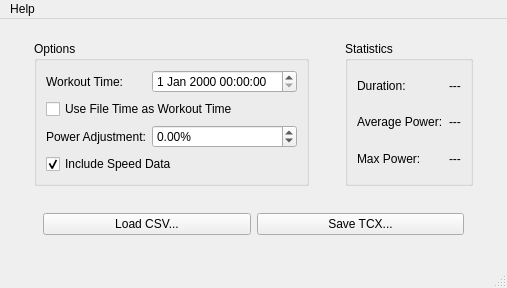
This is source/mainwindow.ui in j33433/MPowerTCX as Qt 5 draws it before an edit. The edited form follows.
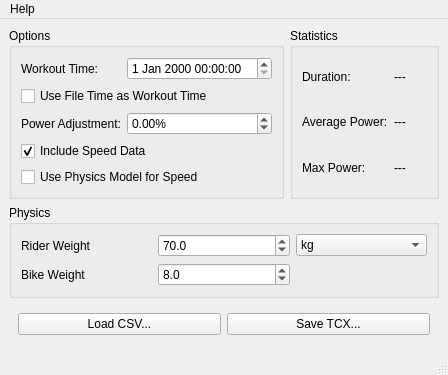
This is the edited form.

Commit message: partial physics model for speed

What changed in the file:
```diff
--- a/source/mainwindow.ui
+++ b/source/mainwindow.ui
@@ -6,8 +6,8 @@
    <rect>
     <x>0</x>
     <y>0</y>
-    <width>507</width>
-    <height>288</height>
+    <width>448</width>
+    <height>349</height>
    </rect>
   </property>
   <property name="windowTitle">
@@ -15,27 +15,7 @@
   </property>
   <widget class="QWidget" name="centralwidget">
    <layout class="QGridLayout" name="gridLayout_3">
-    <item row="3" column="1" colspan="3">
-     <widget class="QWidget" name="widget" native="true">
-      <layout class="QGridLayout" name="gridLayout_4">
-       <item row="0" column="0">
-        <widget class="QPushButton" name="loadButton">
-         <property name="text">
-          <string>Load CSV...</string>
-         </property>
-        </widget>
-       </item>
-       <item row="0" column="1">
-        <widget class="QPushButton" name="saveButton">
-         <property name="text">
-          <string>Save TCX...</string>
-         </property>
-        </widget>
-       </item>
-      </layout>
-     </widget>
-    </item>
-    <item row="1" column="3">
+    <item row="0" column="1">
      <widget class="QGroupBox" name="groupBox_2">
       <property name="title">
        <string>Statistics</string>
@@ -86,20 +66,40 @@
       </layout>
      </widget>
     </item>
-    <item row="1" column="4">
-     <spacer name="horizontalSpacer_3">
-      <property name="orientation">
-       <enum>Qt::Horizontal</enum>
-      </property>
-      <property name="sizeHint" stdset="0">
-       <size>
-        <width>40</width>
-        <height>20</height>
-       </size>
-      </property>
-     </spacer>
+    <item row="2" column="0" colspan="2">
+     <widget class="QWidget" name="widget" native="true">
+      <layout class="QGridLayout" name="gridLayout_4">
+       <item row="1" column="0">
+        <widget class="QPushButton" name="loadButton">
+         <property name="text">
+          <string>Load CSV...</string>
+         </property>
+        </widget>
+       </item>
+       <item row="1" column="1">
+        <widget class="QPushButton" name="saveButton">
+         <property name="text">
+          <string>Save TCX...</string>
+         </property>
+        </widget>
+       </item>
+       <item row="0" column="0">
+        <spacer name="verticalSpacer">
+         <property name="orientation">
+          <enum>Qt::Vertical</enum>
+         </property>
+         <property name="sizeHint" stdset="0">
+          <size>
+           <width>20</width>
+           <height>40</height>
+          </size>
+         </property>
+        </spacer>
+       </item>
+      </layout>
+     </widget>
     </item>
-    <item row="1" column="1">
+    <item row="0" column="0">
      <widget class="QGroupBox" name="groupBox">
       <property name="title">
        <string>Options</string>
@@ -155,73 +155,78 @@
          </property>
         </widget>
        </item>
+       <item row="4" column="0" colspan="2">
+        <widget class="QCheckBox" name="checkBoxPhysics">
+         <property name="text">
+          <string>Use Physics Model for Speed</string>
+         </property>
+        </widget>
+       </item>
       </layout>
      </widget>
     </item>
-    <item row="2" column="1">
-     <spacer name="verticalSpacer">
-      <property name="orientation">
-       <enum>Qt::Vertical</enum>
+    <item row="1" column="0" colspan="2">
+     <widget class="QGroupBox" name="groupBoxPhysics">
+      <property name="title">
+       <string>Physics</string>
       </property>
-      <property name="sizeHint" stdset="0">
-       <size>
-        <width>20</width>
-        <height>40</height>
-       </size>
-      </property>
-     </spacer>
-    </item>
-    <item row="1" column="0">
-     <spacer name="horizontalSpacer">
-      <property name="orientation">
-       <enum>Qt::Horizontal</enum>
-      </property>
-      <property name="sizeHint" stdset="0">
-       <size>
-        <width>40</width>
-        <height>20</height>
-       </size>
-      </property>
-     </spacer>
-    </item>
-    <item row="1" column="2">
-     <spacer name="horizontalSpacer_2">
-      <property name="orientation">
-       <enum>Qt::Horizontal</enum>
-      </property>
-      <property name="sizeHint" stdset="0">
-       <size>
-        <width>40</width>
-        <height>20</height>
-       </size>
-      </property>
-     </spacer>
-    </item>
-    <item row="4" column="1">
-     <spacer name="verticalSpacer_2">
-      <property name="orientation">
-       <enum>Qt::Vertical</enum>
-      </property>
-      <property name="sizeHint" stdset="0">
-       <size>
-        <width>20</width>
-        <height>40</height>
-       </size>
-      </property>
-     </spacer>
-    </item>
-    <item row="0" column="2">
-     <spacer name="verticalSpacer_3">
-      <property name="orientation">
-       <enum>Qt::Vertical</enum>
-      </property>
-      <property name="sizeHint" stdset="0">
-       <size>
-        <width>20</width>
-        <height>40</height>
-       </size>
-      </property>
-     </spacer>
+      <layout class="QGridLayout" name="gridLayout_5">
+       <item row="0" column="0">
+        <widget class="QLabel" name="label">
+         <property name="text">
+          <string>Rider Weight</string>
+         </property>
+        </widget>
+       </item>
+       <item row="0" column="1">
+        <widget class="QDoubleSpinBox" name="doubleSpinBoxRiderWeight">
+         <property name="decimals">
+          <number>1</number>
+         </property>
+         <property name="maximum">
+          <double>1000.000000000000000</double>
+         </property>
+         <property name="value">
+          <double>70.000000000000000</double>
+         </property>
+        </widget>
+       </item>
+       <item row="0" column="2">
+        <widget class="QComboBox" name="comboBoxUnits">
+         <item>
+          <property name="text">
+           <string>kg</string>
+          </property>
+         </item>
+         <item>
+          <property name="text">
+           <string>lbs</string>
+          </property>
+         </item>
+        </widget>
+       </item>
+       <item row="1" column="0">
+        <widget class="QLabel" name="label_2">
+         <property name="text">
+          <string>Bike Weight</string>
+         </property>
+        </widget>
+       </item>
+       <item row="1" column="1">
+        <widget class="QDoubleSpinBox" name="doubleSpinBoxBikeWeight">
+         <property name="decimals">
+          <number>1</number>
+         </property>
+         <property name="maximum">
+          <double>1000.000000000000000</double>
+         </property>
+         <property name="value">
+          <double>8.000000000000000</double>
+         </property>
+        </widget>
+       </item>
+      </layout>
+     </widget>
     </item>
    </layout>
   </widget>
@@ -230,8 +235,8 @@
     <rect>
      <x>0</x>
      <y>0</y>
-     <width>507</width>
-     <height>27</height>
+     <width>448</width>
+     <height>19</height>
     </rect>
    </property>
    <widget class="QMenu" name="menuHelp">
```
The commit also changes 5 other files.
